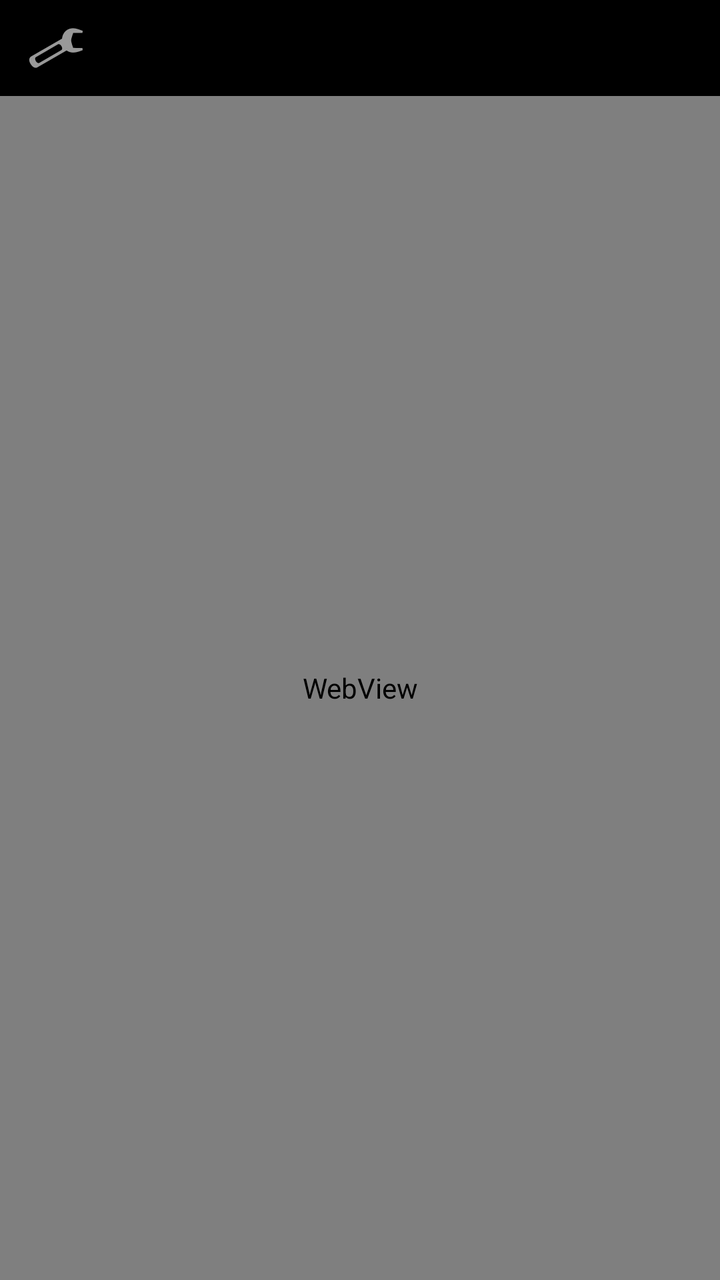
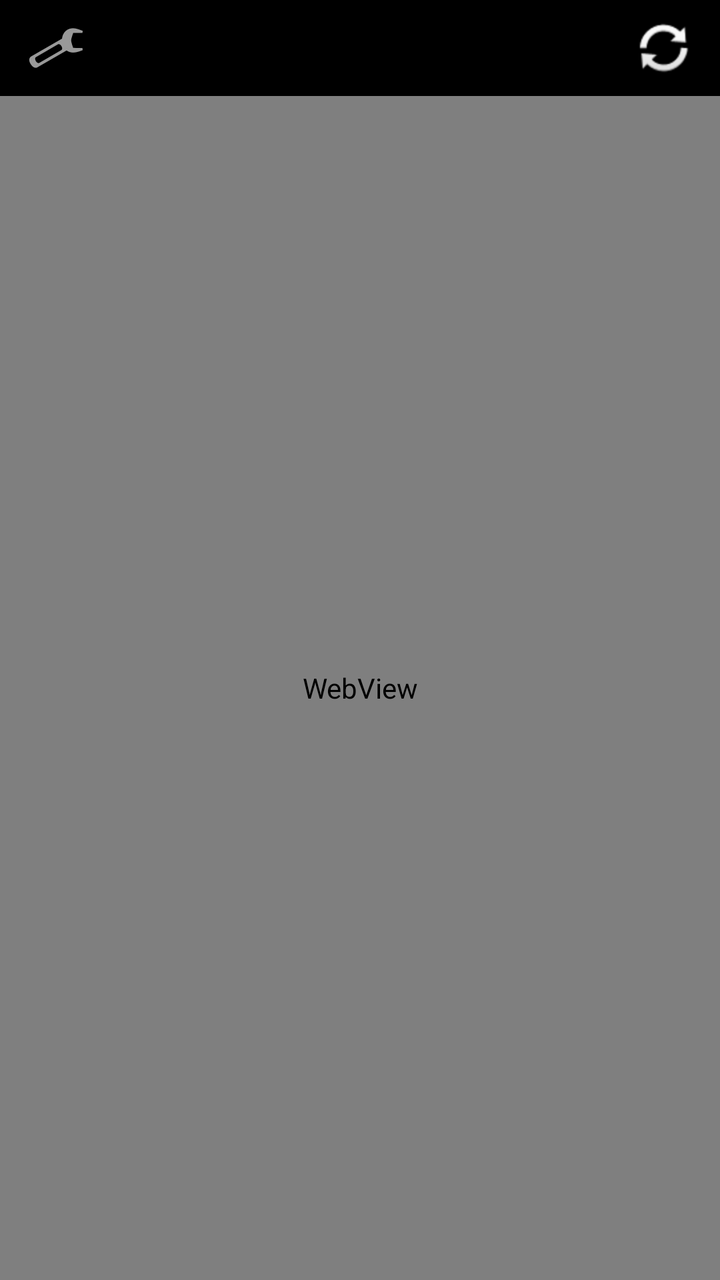

An Android layout rendered at two revisions. The XML below is the earlier revision; the diff shows what the commit changed to produce the second picture.
<!-- AndroidManifest.xml: application theme Theme.Go2RtcPlay -->
<!-- res/layout/activity_main.xml -->
<?xml version="1.0" encoding="utf-8"?>
<androidx.constraintlayout.widget.ConstraintLayout
    xmlns:android="http://schemas.android.com/apk/res/android"
    xmlns:app="http://schemas.android.com/apk/res-auto"
    android:layout_width="match_parent"
    android:layout_height="match_parent"
    android:background="#000000">

    <ProgressBar
        android:id="@+id/loadingIndicator"
        android:layout_width="48dp"
        android:layout_height="48dp"
        app:layout_constraintTop_toTopOf="parent"
        app:layout_constraintBottom_toBottomOf="parent"
        app:layout_constraintStart_toStartOf="parent"
        app:layout_constraintEnd_toEndOf="parent"
        android:visibility="gone" />

    <TextView
        android:id="@+id/errorText"
        android:layout_width="wrap_content"
        android:layout_height="wrap_content"
        app:layout_constraintTop_toTopOf="parent"
        app:layout_constraintBottom_toBottomOf="parent"
        app:layout_constraintStart_toStartOf="parent"
        app:layout_constraintEnd_toEndOf="parent"
        android:textColor="#FFFFFF"
        android:textSize="16sp"
        android:gravity="center"
        android:padding="24dp"
        android:visibility="gone" />

    <LinearLayout
        android:id="@+id/topBar"
        android:layout_width="match_parent"
        android:layout_height="48dp"
        android:background="#CC000000"
        android:gravity="center_vertical"
        android:paddingStart="8dp"
        android:paddingEnd="8dp"
        android:orientation="horizontal"
        app:layout_constraintTop_toTopOf="parent">

        <ImageButton
            android:id="@+id/settingsBtn"
            android:layout_width="40dp"
            android:layout_height="40dp"
            android:background="?selectableItemBackgroundBorderless"
            android:contentDescription="@string/settings_desc"
            android:src="@android:drawable/ic_menu_manage"
            android:focusable="true" />

        <LinearLayout
            android:layout_width="0dp"
            android:layout_height="wrap_content"
            android:layout_weight="1"
            android:gravity="center"
            android:orientation="vertical">

            <TextView
                android:id="@+id/serverText"
                android:layout_width="wrap_content"
                android:layout_height="wrap_content"
                android:textColor="#FFFFFF"
                android:textSize="14sp" />

        </LinearLayout>

    </LinearLayout>

    <WebView
        android:id="@+id/webView"
        android:layout_width="match_parent"
        android:layout_height="0dp"
        app:layout_constraintTop_toBottomOf="@+id/topBar"
        app:layout_constraintBottom_toBottomOf="parent" />

</androidx.constraintlayout.widget.ConstraintLayout>
<!-- resources referenced by this layout -->
<resources>
  <string name="settings_desc">Settings</string>
  <style name="Theme.Go2RtcPlay" parent="Theme.AppCompat.DayNight.NoActionBar">
          <item name="colorPrimary">#1976D2</item>
          <item name="colorPrimaryDark">#1565C0</item>
          <item name="colorAccent">#FFFFFF</item>
      </style>
</resources>

<!-- the commit's change to res/layout/activity_main.xml (unified diff, before → after) -->
@@ -16,19 +16,40 @@
         app:layout_constraintEnd_toEndOf="parent"
         android:visibility="gone" />
 
-    <TextView
-        android:id="@+id/errorText"
-        android:layout_width="wrap_content"
+    <LinearLayout
+        android:id="@+id/errorPanel"
+        android:layout_width="0dp"
         android:layout_height="wrap_content"
         app:layout_constraintTop_toTopOf="parent"
         app:layout_constraintBottom_toBottomOf="parent"
         app:layout_constraintStart_toStartOf="parent"
         app:layout_constraintEnd_toEndOf="parent"
-        android:textColor="#FFFFFF"
-        android:textSize="16sp"
+        android:layout_marginStart="24dp"
+        android:layout_marginEnd="24dp"
+        android:orientation="vertical"
         android:gravity="center"
-        android:padding="24dp"
-        android:visibility="gone" />
+        android:visibility="gone">
+
+        <TextView
+            android:id="@+id/errorText"
+            android:layout_width="match_parent"
+            android:layout_height="wrap_content"
+            android:textColor="#FFFFFF"
+            android:textSize="16sp"
+            android:gravity="center"
+            android:padding="16dp" />
+
+        <Button
+            android:id="@+id/retryBtn"
+            android:layout_width="160dp"
+            android:layout_height="44dp"
+            android:layout_marginTop="8dp"
+            android:text="@string/retry"
+            android:textAllCaps="false"
+            android:backgroundTint="#1976D2"
+            android:textColor="#FFFFFF" />
+
+    </LinearLayout>
 
     <LinearLayout
         android:id="@+id/topBar"
@@ -59,12 +80,24 @@
 
             <TextView
                 android:id="@+id/serverText"
-                android:layout_width="wrap_content"
+                android:layout_width="match_parent"
                 android:layout_height="wrap_content"
                 android:textColor="#FFFFFF"
-                android:textSize="14sp" />
+                android:textSize="13sp"
+                android:gravity="center"
+                android:singleLine="true"
+                android:ellipsize="middle" />
 
         </LinearLayout>
+
+        <ImageButton
+            android:id="@+id/refreshBtn"
+            android:layout_width="40dp"
+            android:layout_height="40dp"
+            android:background="?selectableItemBackgroundBorderless"
+            android:contentDescription="@string/refresh_desc"
+            android:src="@android:drawable/ic_popup_sync"
+            android:focusable="true" />
 
     </LinearLayout>
 
<!-- resource entries referenced after the edit -->
@@ -1,5 +1,7 @@
 <!-- resources referenced by this layout -->
 <resources>
+  <string name="refresh_desc">Refresh</string>
+  <string name="retry">Retry</string>
   <string name="settings_desc">Settings</string>
   <style name="Theme.Go2RtcPlay" parent="Theme.AppCompat.DayNight.NoActionBar">
           <item name="colorPrimary">#1976D2</item>
